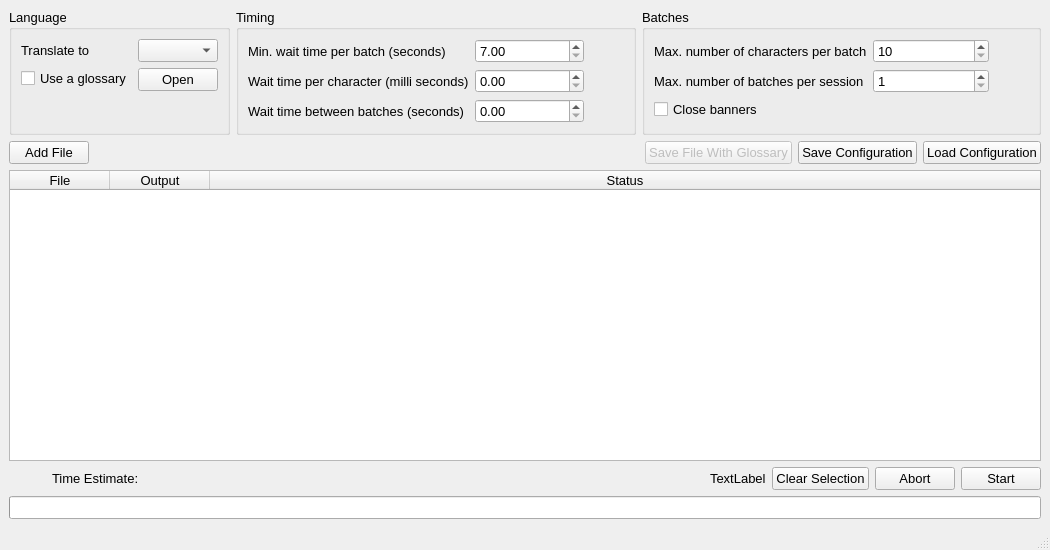
Qt form ui/mainwindow.ui (VoxelCubes/AutoDeep) before a commit.
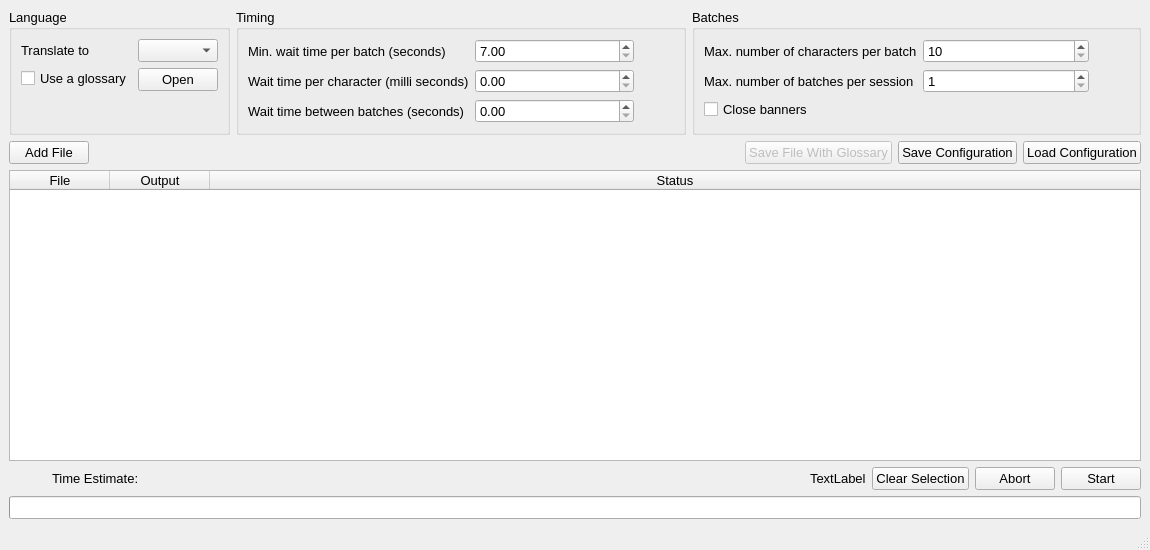
The same form after that commit. Icons and pictures are not drawn. Custom widgets are drawn as their Qt base class.

The edit to the form file:
```diff
--- a/ui/mainwindow.ui
+++ b/ui/mainwindow.ui
@@ -6,7 +6,7 @@
    <rect>
     <x>0</x>
     <y>0</y>
-    <width>1050</width>
+    <width>1150</width>
     <height>550</height>
    </rect>
   </property>
```
